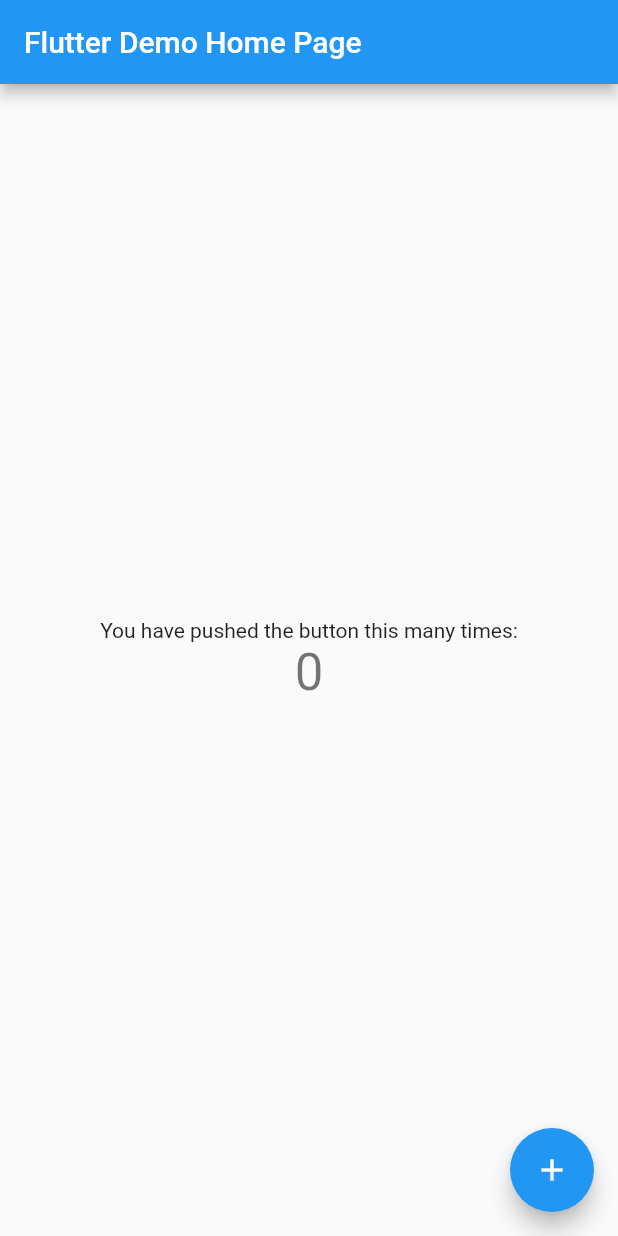
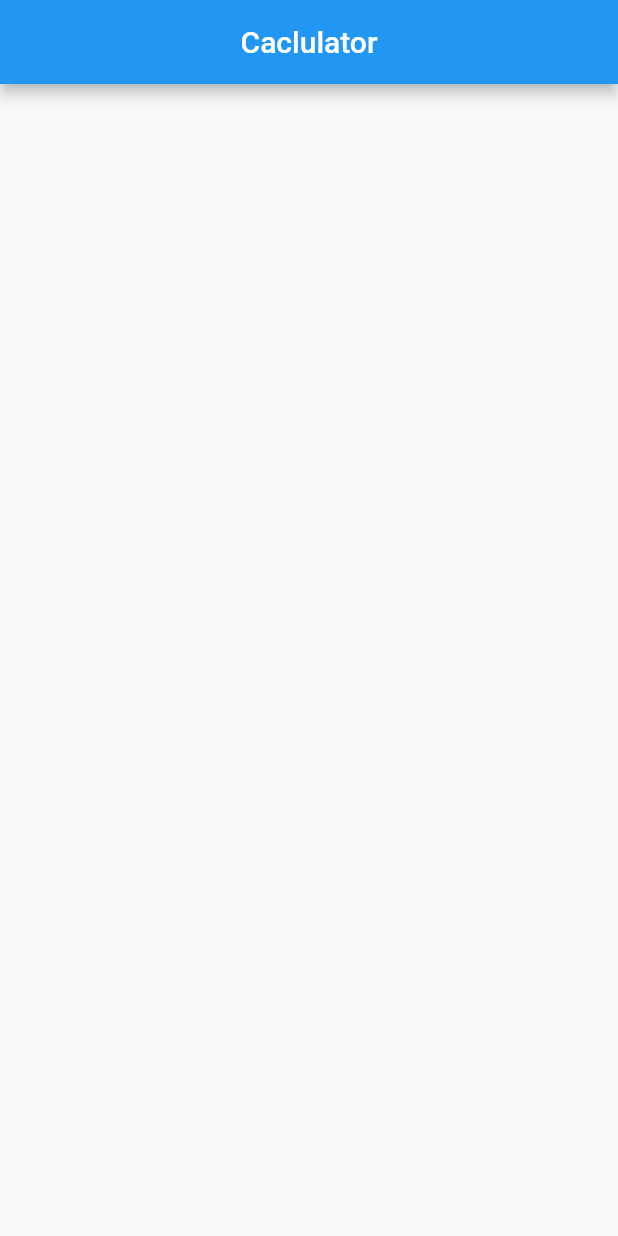
Before and after one commit to codewithlennylen/Android_GUI_Calculator, a Flutter app: the screen it shows after launch, on a phone screen of 412 x 824 dp. Run offline on Flutter 3.47's test engine with Material 2 defaults, Android fonts, the phone set to English and light mode, and no system bars.

Commit message:
App beginnings :+1:

```diff
--- a/Source_Code_Flutter/caclc/lib/main.dart
+++ b/Source_Code_Flutter/caclc/lib/main.dart
@@ -1,117 +1,21 @@
 import 'package:flutter/material.dart';
 
-void main() {
-  runApp(MyApp());
+void main(List<String> args) {
+  runApp(
+    MaterialApp(
+      home: Home(),
+    ),
+  );
 }
 
-class MyApp extends StatelessWidget {
-  // This widget is the root of your application.
+class Home extends StatelessWidget {
   @override
   Widget build(BuildContext context) {
-    return MaterialApp(
-      title: 'Flutter Demo',
-      theme: ThemeData(
-        // This is the theme of your application.
-        //
-        // Try running your application with "flutter run". You'll see the
-        // application has a blue toolbar. Then, without quitting the app, try
-        // changing the primarySwatch below to Colors.green and then invoke
-        // "hot reload" (press "r" in the console where you ran "flutter run",
-        // or simply save your changes to "hot reload" in a Flutter IDE).
-        // Notice that the counter didn't reset back to zero; the application
-        // is not restarted.
-        primarySwatch: Colors.blue,
-        // This makes the visual density adapt to the platform that you run
-        // the app on. For desktop platforms, the controls will be smaller and
-        // closer together (more dense) than on mobile platforms.
-        visualDensity: VisualDensity.adaptivePlatformDensity,
+    return Scaffold(
+      appBar: AppBar(
+        title: Text("Caclulator"),
+        centerTitle: true,
       ),
-      home: MyHomePage(title: 'Flutter Demo Home Page'),
     );
   }
 }
-
-class MyHomePage extends StatefulWidget {
-  MyHomePage({Key key, this.title}) : super(key: key);
-
-  // This widget is the home page of your application. It is stateful, meaning
-  // that it has a State object (defined below) that contains fields that affect
-  // how it looks.
-
-  // This class is the configuration for the state. It holds the values (in this
-  // case the title) provided by the parent (in this case the App widget) and
-  // used by the build method of the State. Fields in a Widget subclass are
-  // always marked "final".
-
-  final String title;
-
-  @override
-  _MyHomePageState createState() => _MyHomePageState();
-}
-
-class _MyHomePageState extends State<MyHomePage> {
-  int _counter = 0;
-
-  void _incrementCounter() {
-    setState(() {
-      // This call to setState tells the Flutter framework that something has
-      // changed in this State, which causes it to rerun the build method below
-      // so that the display can reflect the updated values. If we changed
-      // _counter without calling setState(), then the build method would not be
-      // called again, and so nothing would appear to happen.
-      _counter++;
-    });
-  }
-
-  @override
-  Widget build(BuildContext context) {
-    // This method is rerun every time setState is called, for instance as done
-    // by the _incrementCounter method above.
-    //
-    // The Flutter framework has been optimized to make rerunning build methods
-    // fast, so that you can just rebuild anything that needs updating rather
-    // than having to individually change instances of widgets.
-    return Scaffold(
-      appBar: AppBar(
-        // Here we take the value from the MyHomePage object that was created by
-        // the App.build method, and use it to set our appbar title.
-        title: Text(widget.title),
-      ),
-      body: Center(
-        // Center is a layout widget. It takes a single child and positions it
-        // in the middle of the parent.
-        child: Column(
-          // Column is also a layout widget. It takes a list of children and
-          // arranges them vertically. By default, it sizes itself to fit its
-          // children horizontally, and tries to be as tall as its parent.
-          //
-          // Invoke "debug painting" (press "p" in the console, choose the
-          // "Toggle Debug Paint" action from the Flutter Inspector in Android
-          // Studio, or the "Toggle Debug Paint" command in Visual Studio Code)
-          // to see the wireframe for each widget.
-          //
-          // Column has various properties to control how it sizes itself and
-          // how it positions its children. Here we use mainAxisAlignment to
-          // center the children vertically; the main axis here is the vertical
-          // axis because Columns are vertical (the cross axis would be
-          // horizontal).
-          mainAxisAlignment: MainAxisAlignment.center,
-          children: <Widget>[
-            Text(
-              'You have pushed the button this many times:',
-            ),
-            Text(
-              '$_counter',
-              style: Theme.of(context).textTheme.headline4,
-            ),
-          ],
-        ),
-      ),
-      floatingActionButton: FloatingActionButton(
-        onPressed: _incrementCounter,
-        tooltip: 'Increment',
-        child: Icon(Icons.add),
-      ), // This trailing comma makes auto-formatting nicer for build methods.
-    );
-  }
-}
```
